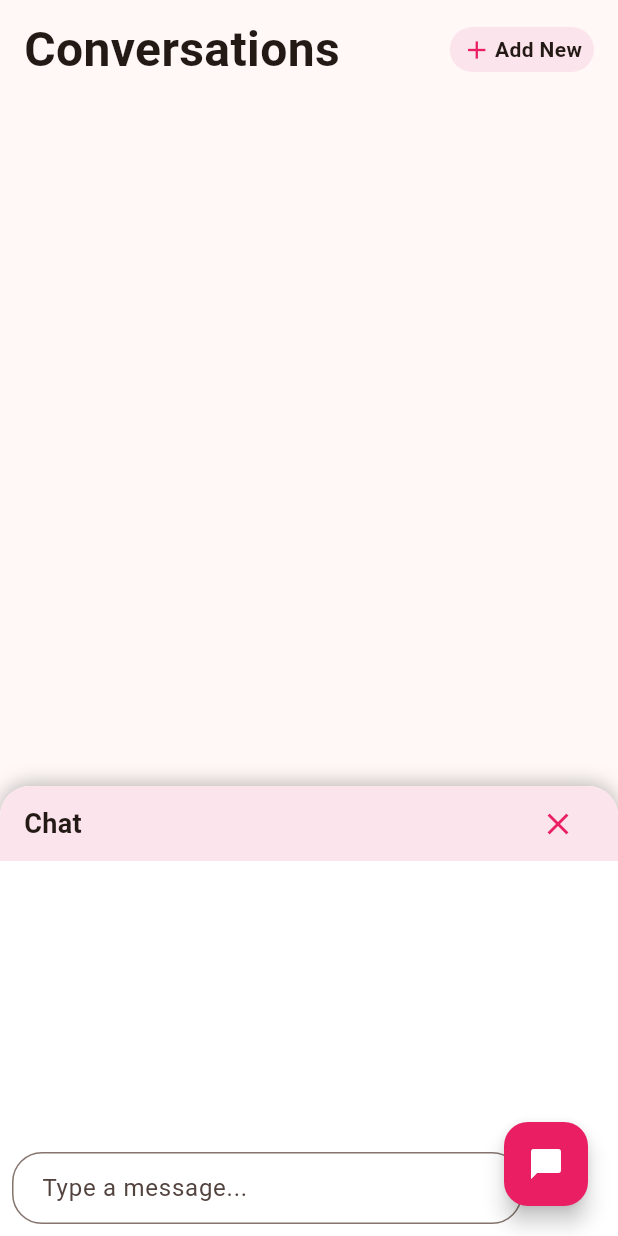
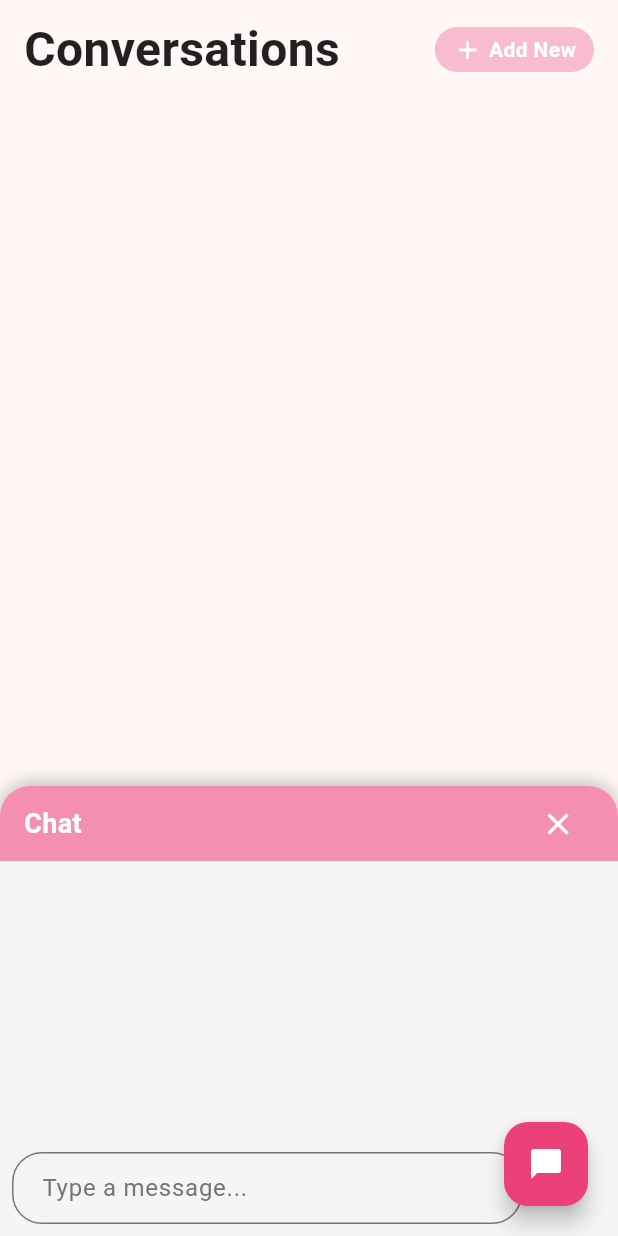
Before and after one commit to mpinel6/CSC4330FInalProject, a Flutter app: the ChatBox screen opened directly, after a tap on the "chat" icon, on a phone screen of 412 x 824 dp. Run offline on Flutter 3.47's test engine with Material 3 defaults, Android fonts, the phone set to English and light mode, and no system bars; our stand-ins replace cloud_firestore, device_info_plus, just_audio, shared_preferences; missing offline and left inert: network_info_plus; accounts and stored records are empty.

Commit message:
Updated for firebase backend example and added "sender" feature to determine if a player or AI has sent a message

```diff
--- a/lib/txt_box.dart
+++ b/lib/txt_box.dart
@@ -1,6 +1,14 @@
 // This file will be a chat box functionality
 // by Colby Blank
+// _sendMessage(sender: 'AI'); FOR AI ADDITIONS
+// Firebase Example
+// needs dependencies:
+// firebase_core: ^2.18.0
+// cloud_firestore: ^4.18.0
 import 'package:flutter/material.dart';
+import 'package:cloud_firestore/cloud_firestore.dart';
+
+final FirebaseFirestore _firestore = FirebaseFirestore.instance;
 
 class ChatBox extends StatefulWidget {
   const ChatBox({super.key});
@@ -10,7 +18,6 @@ class ChatBox extends StatefulWidget {
 
 class _ChatBoxState extends State<ChatBox> {
   bool _isChatVisible = false; // Controls chat box visibility
-  final List<String> _messages = []; // Placeholder for chat messages
   final TextEditingController _messageController = TextEditingController();
 
   void _toggleChatVisibility() {
@@ -19,13 +26,28 @@ class _ChatBoxState extends State<ChatBox> {
     });
   }
 
-  void _sendMessage() {
+  void _sendMessage({required String sender}) async {
     if (_messageController.text.trim().isNotEmpty) {
-      setState(() {
-        _messages.add(_messageController.text.trim());
+      await _firestore.collection('chat').add({
+        'message': _messageController.text.trim(),
+        'sender': sender, // Add sender field
+        'timestamp': FieldValue.serverTimestamp(),
+      });
       _messageController.clear();
-      });
     }
+  }
+
+  Stream<List<Map<String, dynamic>>> _getMessages() {
+    return _firestore
+        .collection('chat')
+        .orderBy('timestamp', descending: false)
+        .snapshots()
+        .map((snapshot) => snapshot.docs
+            .map((doc) => {
+                  'message': doc['message'] as String,
+                  'sender': doc['sender'] as String,
+                })
+            .toList());
   }
 
   @override
@@ -48,30 +70,34 @@ class _ChatBoxState extends State<ChatBox> {
                         Text(
                           "Conversations",
                           style: TextStyle(
-                              fontSize: 32, fontWeight: FontWeight.bold),
+                            fontSize: 32,
+                            fontWeight: FontWeight.bold,
+                            color: Colors.black87,
+                          ),
                         ),
                         Container(
-                          padding: EdgeInsets.only(
-                              left: 8, right: 8, top: 2, bottom: 2),
+                          padding:
+                              EdgeInsets.symmetric(horizontal: 12, vertical: 4),
                           height: 30,
                           decoration: BoxDecoration(
                             borderRadius: BorderRadius.circular(30),
-                            color: Colors.pink[50],
+                            color: Colors.pink[100],
                           ),
                           child: Row(
                             children: <Widget>[
                               Icon(
                                 Icons.add,
-                                color: Colors.pink,
+                                color: Colors.white,
                                 size: 20,
                               ),
-                              SizedBox(
-                                width: 2,
-                              ),
+                              SizedBox(width: 4),
                               Text(
                                 "Add New",
                                 style: TextStyle(
-                                    fontSize: 14, fontWeight: FontWeight.bold),
+                                  fontSize: 14,
+                                  fontWeight: FontWeight.bold,
+                                  color: Colors.white,
+                                ),
                               ),
                             ],
                           ),
@@ -92,7 +118,7 @@ class _ChatBoxState extends State<ChatBox> {
                 height: 300,
                 width: double.infinity,
                 decoration: BoxDecoration(
-                  color: Colors.white,
+                  color: Colors.grey[100],
                   borderRadius: BorderRadius.vertical(top: Radius.circular(20)),
                   boxShadow: [
                     BoxShadow(
@@ -109,7 +135,7 @@ class _ChatBoxState extends State<ChatBox> {
                       padding: EdgeInsets.symmetric(horizontal: 16),
                       height: 50,
                       decoration: BoxDecoration(
-                        color: Colors.pink[50],
+                        color: Colors.pink[200],
                         borderRadius:
                             BorderRadius.vertical(top: Radius.circular(20)),
                       ),
@@ -119,10 +145,13 @@ class _ChatBoxState extends State<ChatBox> {
                           Text(
                             "Chat",
                             style: TextStyle(
-                                fontSize: 18, fontWeight: FontWeight.bold),
+                              fontSize: 18,
+                              fontWeight: FontWeight.bold,
+                              color: Colors.white,
+                            ),
                           ),
                           IconButton(
-                            icon: Icon(Icons.close, color: Colors.pink),
+                            icon: Icon(Icons.close, color: Colors.white),
                             onPressed: _toggleChatVisibility,
                           ),
                         ],
@@ -131,24 +160,41 @@ class _ChatBoxState extends State<ChatBox> {
 
                     // Chat Messages
                     Expanded(
-                      child: ListView.builder(
+                      child: StreamBuilder<List<Map<String, dynamic>>>(
+                        stream: _getMessages(),
+                        builder: (context, snapshot) {
+                          if (!snapshot.hasData)
+                            return CircularProgressIndicator();
+                          final messages = snapshot.data!;
+                          return ListView.builder(
                             padding: EdgeInsets.all(8),
-                        itemCount: _messages.length,
+                            itemCount: messages.length,
                             itemBuilder: (context, index) {
+                              final message = messages[index];
+                              final isPlayer = message['sender'] == 'player';
                               return Align(
-                            alignment: Alignment.centerLeft,
+                                alignment: isPlayer
+                                    ? Alignment.centerRight
+                                    : Alignment.centerLeft,
                                 child: Container(
                                   margin: EdgeInsets.symmetric(vertical: 4),
                                   padding: EdgeInsets.all(10),
                                   decoration: BoxDecoration(
-                                color: Colors.pink[100],
+                                    color: isPlayer
+                                        ? Colors.blue[100]
+                                        : Colors.pink[100],
                                     borderRadius: BorderRadius.circular(10),
                                   ),
                                   child: Text(
-                                _messages[index],
-                                style: TextStyle(fontSize: 14),
+                                    message['message'],
+                                    style: TextStyle(
+                                      fontSize: 14,
+                                      color: Colors.black87,
                                     ),
                                   ),
+                                ),
+                              );
+                            },
                           );
                         },
                       ),
@@ -164,6 +210,7 @@ class _ChatBoxState extends State<ChatBox> {
                               controller: _messageController,
                               decoration: InputDecoration(
                                 hintText: "Type a message...",
+                                hintStyle: TextStyle(color: Colors.grey[600]),
                                 border: OutlineInputBorder(
                                   borderRadius: BorderRadius.circular(20),
                                 ),
@@ -174,8 +221,8 @@ class _ChatBoxState extends State<ChatBox> {
                           ),
                           SizedBox(width: 8),
                           IconButton(
-                            icon: Icon(Icons.send, color: Colors.pink),
-                            onPressed: _sendMessage,
+                            icon: Icon(Icons.send, color: Colors.pink[400]),
+                            onPressed: () => _sendMessage(sender: 'player'),
                           ),
                         ],
                       ),
@@ -191,7 +238,7 @@ class _ChatBoxState extends State<ChatBox> {
             right: 20,
             child: FloatingActionButton(
               onPressed: _toggleChatVisibility,
-              backgroundColor: Colors.pink,
+              backgroundColor: Colors.pink[400],
               child: Icon(
                 _isChatVisible ? Icons.chat_bubble : Icons.chat,
                 color: Colors.white,
```
Lines whose indentation alone changed are shown as unchanged.
